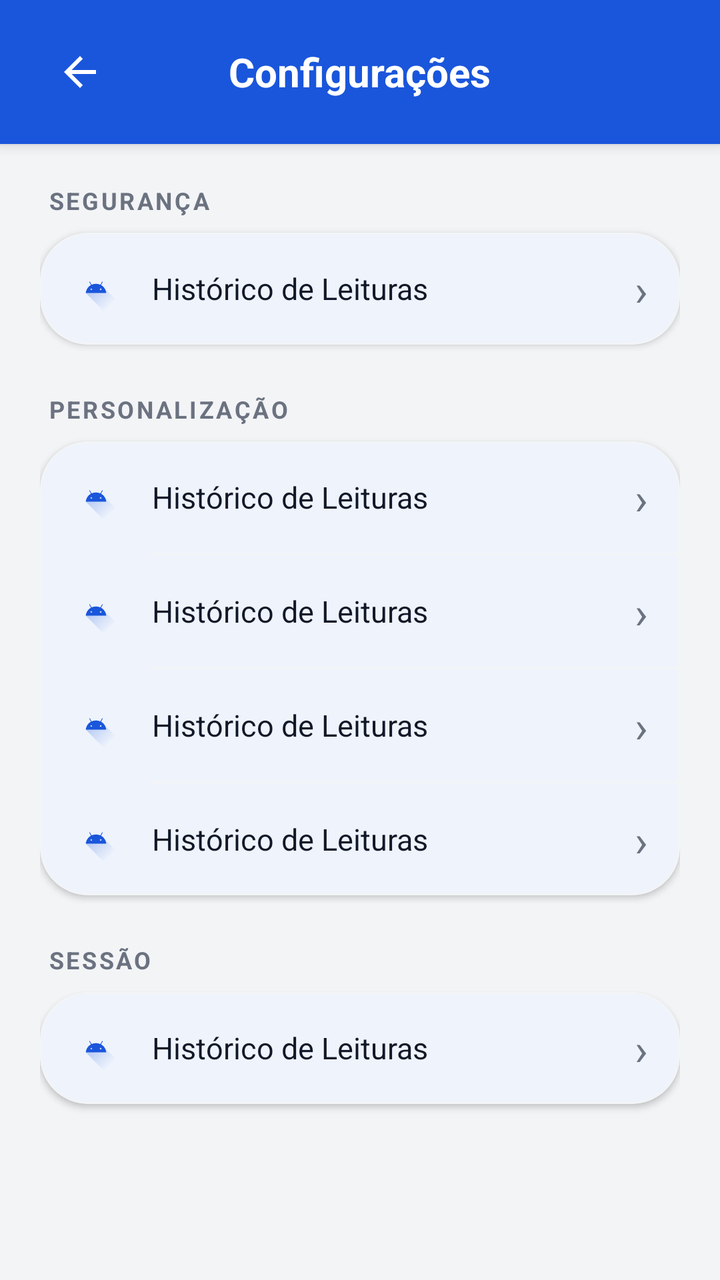
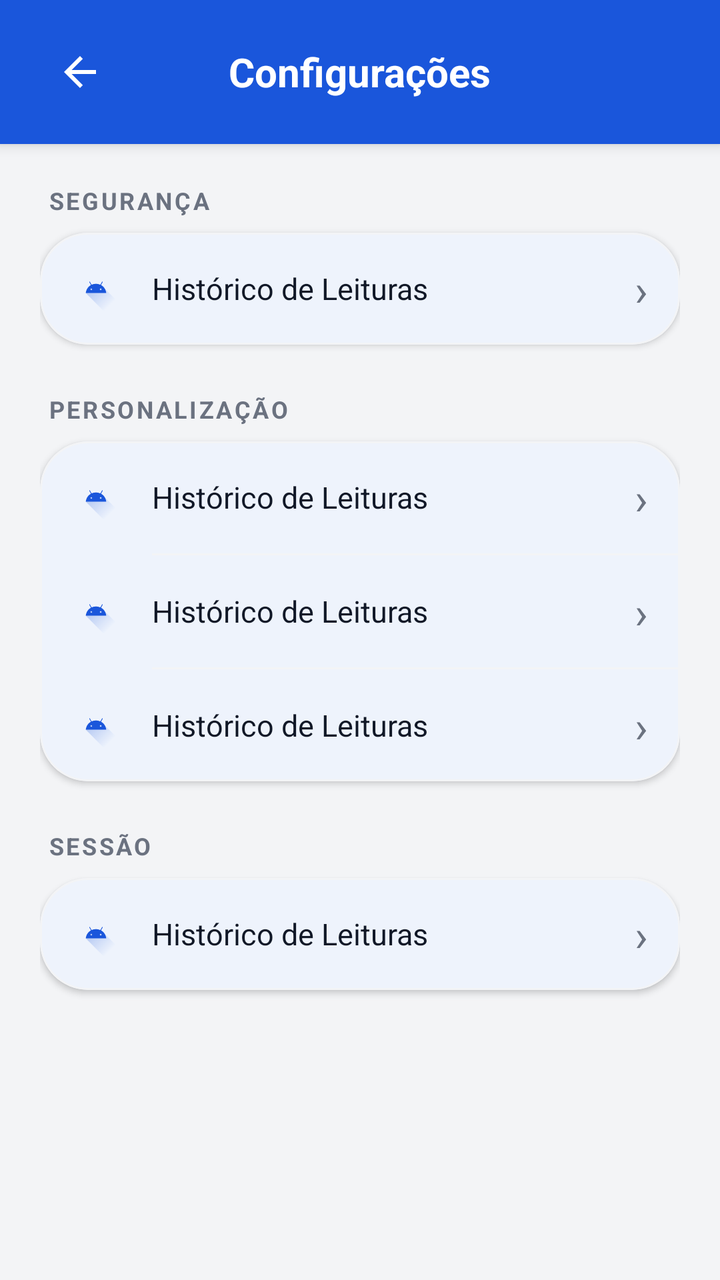

An Android layout rendered at two revisions. The XML below is the earlier revision; the diff shows what the commit changed to produce the second picture.
<!-- AndroidManifest.xml: application theme Theme.DEVWEB -->
<!-- res/layout/fragment_settings.xml -->
<?xml version="1.0" encoding="utf-8"?>
<LinearLayout xmlns:android="http://schemas.android.com/apk/res/android"
    xmlns:app="http://schemas.android.com/apk/res-auto"
    android:layout_width="match_parent"
    android:layout_height="match_parent"
    android:background="@color/background_light"
    android:orientation="vertical">

    
    <RelativeLayout
        android:layout_width="match_parent"
        android:layout_height="72dp"
        android:paddingHorizontal="16dp"
        android:background="@color/blue_royal"
        android:elevation="4dp">

        <ImageButton
            android:id="@+id/btnBack"
            android:layout_width="48dp"
            android:layout_height="48dp"
            android:layout_centerVertical="true"
            android:background="?attr/selectableItemBackgroundBorderless"
            android:src="@drawable/ic_arrow_back"
            app:tint="@color/white"
            android:contentDescription="Voltar" />

        <TextView
            android:layout_width="wrap_content"
            android:layout_height="wrap_content"
            android:layout_centerInParent="true"
            android:text="@string/settings_title"
            android:textColor="@color/white"
            android:textSize="20sp"
            android:textStyle="bold" />
    </RelativeLayout>

    <ScrollView
        android:layout_width="match_parent"
        android:layout_height="0dp"
        android:layout_weight="1">

        <LinearLayout
            android:layout_width="match_parent"
            android:layout_height="wrap_content"
            android:orientation="vertical"
            android:padding="20dp">

            <TextView
                android:layout_width="wrap_content"
                android:layout_height="wrap_content"
                android:layout_marginBottom="8dp"
                android:layout_marginStart="4dp"
                android:text="@string/settings_security"
                android:textColor="@color/text_secondary_light"
                android:textSize="12sp"
                android:textStyle="bold"
                android:textAllCaps="true"
                android:letterSpacing="0.1" />

            <com.google.android.material.card.MaterialCardView
                android:layout_width="match_parent"
                android:layout_height="wrap_content"
                app:cardBackgroundColor="@color/white"
                app:cardCornerRadius="24dp"
                app:cardElevation="2dp"
                app:strokeWidth="1dp"
                app:strokeColor="#F3F4F6">

                <LinearLayout
                    android:layout_width="match_parent"
                    android:layout_height="wrap_content"
                    android:orientation="vertical">

                    <include layout="@layout/item_menu_row"
                        android:id="@+id/itemChangePassword" />

                </LinearLayout>
            </com.google.android.material.card.MaterialCardView>

            <TextView
                android:layout_width="wrap_content"
                android:layout_height="wrap_content"
                android:layout_marginTop="24dp"
                android:layout_marginBottom="8dp"
                android:layout_marginStart="4dp"
                android:text="@string/settings_personalization"
                android:textColor="@color/text_secondary_light"
                android:textSize="12sp"
                android:textStyle="bold"
                android:textAllCaps="true"
                android:letterSpacing="0.1" />

            <com.google.android.material.card.MaterialCardView
                android:layout_width="match_parent"
                android:layout_height="wrap_content"
                app:cardBackgroundColor="@color/white"
                app:cardCornerRadius="24dp"
                app:cardElevation="2dp"
                app:strokeWidth="1dp"
                app:strokeColor="#F3F4F6">

                <LinearLayout
                    android:layout_width="match_parent"
                    android:layout_height="wrap_content"
                    android:orientation="vertical">

                    <include layout="@layout/item_menu_row"
                        android:id="@+id/itemFontSize" />

                    <View
                        android:layout_width="match_parent"
                        android:layout_height="1dp"
                        android:layout_marginStart="56dp"
                        android:background="#F3F4F6" />

                    <include layout="@layout/item_menu_row"
                        android:id="@+id/itemTheme" />

                    <View
                        android:layout_width="match_parent"
                        android:layout_height="1dp"
                        android:layout_marginStart="56dp"
                        android:background="#F3F4F6" />

                    <include layout="@layout/item_menu_row"
                        android:id="@+id/itemRotation" />

                    <View
                        android:layout_width="match_parent"
                        android:layout_height="1dp"
                        android:layout_marginStart="56dp"
                        android:background="#F3F4F6" />

                    <include layout="@layout/item_menu_row"
                        android:id="@+id/itemNotifications" />

                </LinearLayout>
            </com.google.android.material.card.MaterialCardView>

            <TextView
                android:layout_width="wrap_content"
                android:layout_height="wrap_content"
                android:layout_marginTop="24dp"
                android:layout_marginBottom="8dp"
                android:layout_marginStart="4dp"
                android:text="@string/settings_session"
                android:textColor="@color/text_secondary_light"
                android:textSize="12sp"
                android:textStyle="bold"
                android:textAllCaps="true"
                android:letterSpacing="0.1" />

            <com.google.android.material.card.MaterialCardView
                android:layout_width="match_parent"
                android:layout_height="wrap_content"
                android:layout_marginBottom="32dp"
                app:cardBackgroundColor="@color/white"
                app:cardCornerRadius="24dp"
                app:cardElevation="2dp"
                app:strokeWidth="1dp"
                app:strokeColor="#F3F4F6">

                <LinearLayout
                    android:layout_width="match_parent"
                    android:layout_height="wrap_content"
                    android:orientation="vertical">

                    <include layout="@layout/item_menu_row"
                        android:id="@+id/itemLogout" />

                </LinearLayout>
            </com.google.android.material.card.MaterialCardView>

        </LinearLayout>
    </ScrollView>

</LinearLayout>
<!-- res/layout/item_menu_row.xml (included above) -->
<?xml version="1.0" encoding="utf-8"?>
<LinearLayout xmlns:android="http://schemas.android.com/apk/res/android"
    xmlns:app="http://schemas.android.com/apk/res-auto"
    android:layout_width="match_parent"
    android:layout_height="56dp"
    android:orientation="horizontal"
    android:gravity="center_vertical"
    android:paddingStart="16dp"
    android:paddingEnd="16dp"
    android:background="?attr/selectableItemBackground"
    android:clickable="true"
    android:focusable="true">

    
    <ImageView
        android:id="@+id/ivRowIcon"
        android:layout_width="24dp"
        android:layout_height="24dp"
        android:layout_gravity="center_vertical"
        android:src="@drawable/ic_launcher_foreground"
        app:tint="@color/blue_royal" />

    
    <TextView
        android:id="@+id/tvRowTitle"
        android:layout_width="0dp"
        android:layout_height="wrap_content"
        android:layout_weight="1"
        android:layout_marginStart="16dp"
        android:text="Histórico de Leituras"
        android:textColor="@color/text_primary_light"
        android:textSize="15sp" />

    
    <TextView
        android:id="@+id/tvRowArrow"
        android:layout_width="wrap_content"
        android:layout_height="wrap_content"
        android:text="›"
        android:textColor="@color/text_secondary_light"
        android:textSize="22sp" />

</LinearLayout>
<!-- resources referenced by this layout -->
<resources>
  <color name="background_light">#F3F4F6</color>
  <color name="blue_royal">#1A56DB</color>
  <color name="text_primary_light">#111827</color>
  <color name="text_secondary_light">#6B7280</color>
  <color name="white">#FFFFFF</color>
  <!-- drawable ic_arrow_back (drawable) -->
  <vector xmlns:android="http://schemas.android.com/apk/res/android"
      android:width="24dp"
      android:height="24dp"
      android:viewportWidth="24"
      android:viewportHeight="24"
      android:tint="#FFFFFF">
    <path
        android:fillColor="#FF000000"
        android:pathData="M20,11H7.83l5.59,-5.59L12,4l-8,8 8,8 1.41,-1.41L7.83,13H20v-2z"/>
  </vector>
  <!-- drawable ic_launcher_foreground (drawable) -->
  <vector xmlns:android="http://schemas.android.com/apk/res/android"
      xmlns:aapt="http://schemas.android.com/aapt"
      android:width="108dp"
      android:height="108dp"
      android:viewportWidth="108"
      android:viewportHeight="108">
      <path android:pathData="M31,63.928c0,0 6.4,-11 12.1,-13.1c7.2,-2.6 26,-1.4 26,-1.4l38.1,38.1L107,108.928l-32,-1L31,63.928z">
          <aapt:attr name="android:fillColor">
              <gradient
                  android:endX="85.84757"
                  android:endY="92.4963"
                  android:startX="42.9492"
                  android:startY="49.59793"
                  android:type="linear">
                  <item
                      android:color="#44000000"
                      android:offset="0.0" />
                  <item
                      android:color="#00000000"
                      android:offset="1.0" />
              </gradient>
          </aapt:attr>
      </path>
      <path
          android:fillColor="#FFFFFF"
          android:fillType="nonZero"
          android:pathData="M65.3,45.828l3.8,-6.6c0.2,-0.4 0.1,-0.9 -0.3,-1.1c-0.4,-0.2 -0.9,-0.1 -1.1,0.3l-3.9,6.7c-6.3,-2.8 -13.4,-2.8 -19.7,0l-3.9,-6.7c-0.2,-0.4 -0.7,-0.5 -1.1,-0.3C38.8,38.328 38.7,38.828 38.9,39.228l3.8,6.6C36.2,49.428 31.7,56.028 31,63.928h46C76.3,56.028 71.8,49.428 65.3,45.828zM43.4,57.328c-0.8,0 -1.5,-0.5 -1.8,-1.2c-0.3,-0.7 -0.1,-1.5 0.4,-2.1c0.5,-0.5 1.4,-0.7 2.1,-0.4c0.7,0.3 1.2,1 1.2,1.8C45.3,56.528 44.5,57.328 43.4,57.328L43.4,57.328zM64.6,57.328c-0.8,0 -1.5,-0.5 -1.8,-1.2s-0.1,-1.5 0.4,-2.1c0.5,-0.5 1.4,-0.7 2.1,-0.4c0.7,0.3 1.2,1 1.2,1.8C66.5,56.528 65.6,57.328 64.6,57.328L64.6,57.328z"
          android:strokeWidth="1"
          android:strokeColor="#00000000" />
  </vector>
  <string name="settings_personalization">PERSONALIZAÇÃO</string>
  <string name="settings_security">SEGURANÇA</string>
  <string name="settings_session">SESSÃO</string>
  <string name="settings_title">Configurações</string>
  <style name="Theme.DEVWEB" parent="Base.Theme.DEVWEB" />
  <style name="Base.Theme.DEVWEB" parent="Theme.Material3.DayNight.NoActionBar">
          <item name="colorPrimary">@color/blue_royal</item>
          <item name="colorPrimaryVariant">@color/blue_deep</item>
          <item name="colorOnPrimary">@color/white</item>
          <item name="colorSecondary">@color/blue_soft</item>
          <item name="colorOnSecondary">@color/blue_deep</item>
          <item name="android:colorBackground">@color/background_light</item>
          <item name="colorSurface">@color/white</item>
          <item name="colorOnSurface">@color/text_primary_light</item>
      </style>
  <color name="blue_deep">#1E429F</color>
  <color name="blue_soft">#76A9FA</color>
</resources>

<!-- the commit's change to res/layout/fragment_settings.xml (unified diff, before → after) -->
@@ -106,15 +106,6 @@
 
                     <include layout="@layout/item_menu_row"
                         android:id="@+id/itemFontSize" />
-
-                    <View
-                        android:layout_width="match_parent"
-                        android:layout_height="1dp"
-                        android:layout_marginStart="56dp"
-                        android:background="#F3F4F6" />
-
-                    <include layout="@layout/item_menu_row"
-                        android:id="@+id/itemTheme" />
 
                     <View
                         android:layout_width="match_parent"
<!-- resource entries referenced after the edit -->
@@ -52,7 +52,7 @@
   <string name="settings_session">SESSÃO</string>
   <string name="settings_title">Configurações</string>
   <style name="Theme.DEVWEB" parent="Base.Theme.DEVWEB" />
-  <style name="Base.Theme.DEVWEB" parent="Theme.Material3.DayNight.NoActionBar">
+  <style name="Base.Theme.DEVWEB" parent="Theme.Material3.Light.NoActionBar">
           <item name="colorPrimary">@color/blue_royal</item>
           <item name="colorPrimaryVariant">@color/blue_deep</item>
           <item name="colorOnPrimary">@color/white</item>
